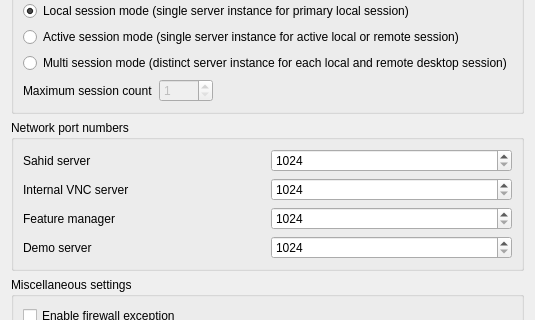
First picture: the form in configurator/src/ServiceConfigurationPage.ui, repository khwarizmi-si/veyon, before the edit; both pictures show x 0 to 535 and y 201 to 521 of the 535 by 825 pixel window.
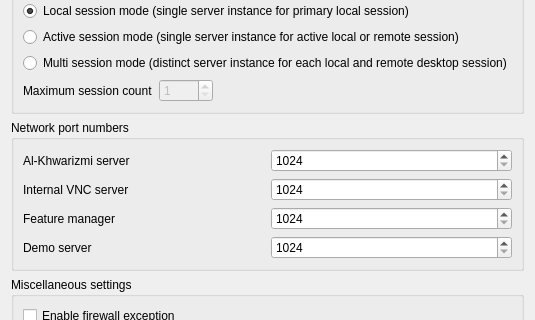
Second picture: the form after the edit. Icons and pictures are not drawn.

Commit message: feat(branding): rebrand Veyon to Al-Khwarizmi Surveillance System

What changed in the file:
```diff
--- a/configurator/src/ServiceConfigurationPage.ui
+++ b/configurator/src/ServiceConfigurationPage.ui
@@ -216,7 +216,7 @@
       <item row="0" column="0">
        <widget class="QLabel" name="label_12">
         <property name="text">
-         <string>Sahid server</string>
+         <string>Al-Khwarizmi server</string>
         </property>
        </widget>
       </item>
```
Left out of the diff: 2 changed lines with no effect on the pictures. The commit also changes 57 other files.
